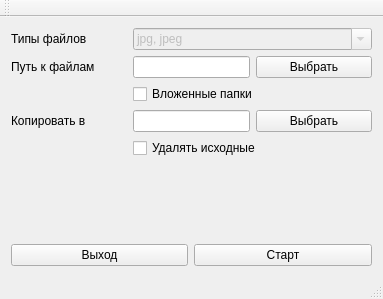
The window that mainwindow.ui (hgage2003/PhotoCopy) describes before a commit, drawn with Qt 5.
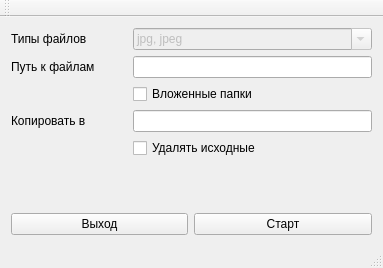
The same window after the commit.

```diff
--- a/mainwindow.ui
+++ b/mainwindow.ui
@@ -7,7 +7,7 @@
     <x>0</x>
     <y>0</y>
     <width>383</width>
-    <height>299</height>
+    <height>268</height>
    </rect>
   </property>
   <property name="windowTitle">
@@ -29,9 +29,6 @@
       </property>
      </widget>
     </item>
-    <item row="3" column="2" colspan="2">
-     <widget class="QLineEdit" name="lePathOut"/>
-    </item>
     <item row="5" column="2">
      <spacer name="verticalSpacer">
       <property name="orientation">
@@ -52,23 +49,6 @@
       </property>
      </widget>
     </item>
-    <item row="1" column="4" colspan="2">
-     <widget class="QPushButton" name="pbChangeInDir">
-      <property name="text">
-       <string>Выбрать</string>
-      </property>
-     </widget>
-    </item>
-    <item row="1" column="2" colspan="2">
-     <widget class="QLineEdit" name="lePathIn"/>
-    </item>
-    <item row="3" column="4" colspan="2">
-     <widget class="QPushButton" name="pbChangeOutDir">
-      <property name="text">
-       <string>Выбрать</string>
-      </property>
-     </widget>
-    </item>
     <item row="2" column="2" colspan="4">
      <widget class="QCheckBox" name="cbSubdirs">
       <property name="text">
@@ -120,6 +100,12 @@
       </property>
      </widget>
     </item>
+    <item row="1" column="2" colspan="4">
+     <widget class="QLineEdit" name="lePathIn"/>
+    </item>
+    <item row="3" column="2" colspan="4">
+     <widget class="QLineEdit" name="lePathOut"/>
+    </item>
    </layout>
   </widget>
   <widget class="QToolBar" name="mainToolBar">
```
